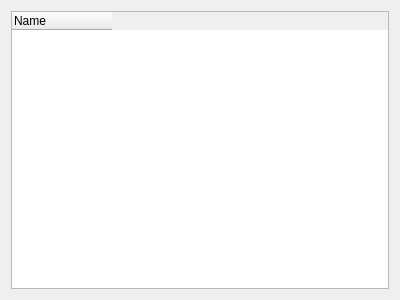
The window that msg_explorer/ui/msg_tree_viewer.ui (TeamMsgExtractor/msg-explorer) describes before a commit, drawn with Qt 5.
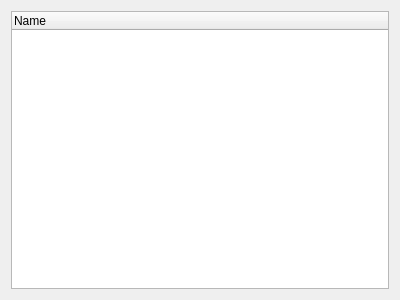
The same window after the commit.

The edit to the form file:
```diff
--- a/msg_explorer/ui/msg_tree_viewer.ui
+++ b/msg_explorer/ui/msg_tree_viewer.ui
@@ -19,11 +19,14 @@
      <property name="editTriggers">
       <set>QAbstractItemView::NoEditTriggers</set>
      </property>
+     <property name="headerHidden">
+      <bool>false</bool>
+     </property>
      <attribute name="headerDefaultSectionSize">
       <number>400</number>
      </attribute>
      <attribute name="headerStretchLastSection">
-      <bool>false</bool>
+      <bool>true</bool>
      </attribute>
      <column>
       <property name="text">
```
